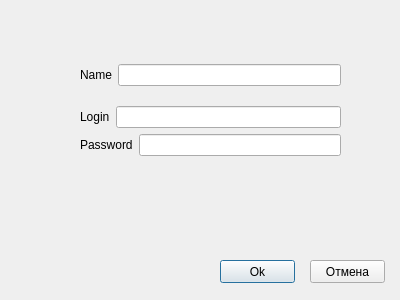
First picture: the form in registration.ui, repository UtopicUnicorn-IKIT/Kursovoy1, before the edit.
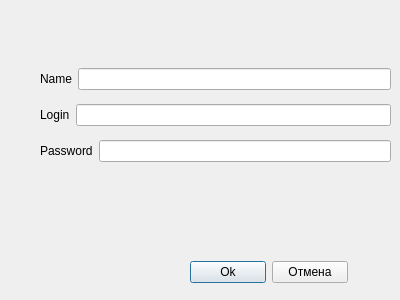
Second picture: the form after the edit.

Diff of the .ui file:
```diff
--- a/registration.ui
+++ b/registration.ui
@@ -13,73 +13,53 @@
   <property name="windowTitle">
    <string>Dialog</string>
   </property>
-  <widget class="QPushButton" name="pushButton">
+  <widget class="QWidget" name="">
    <property name="geometry">
     <rect>
-     <x>220</x>
+     <x>190</x>
      <y>260</y>
-     <width>75</width>
-     <height>23</height>
+     <width>158</width>
+     <height>25</height>
     </rect>
    </property>
+   <layout class="QHBoxLayout" name="horizontalLayout_4">
+    <item>
+     <widget class="QPushButton" name="OK">
    <property name="text">
     <string>Ok</string>
    </property>
   </widget>
-  <widget class="QPushButton" name="pushButton_2">
-   <property name="geometry">
-    <rect>
-     <x>310</x>
-     <y>260</y>
-     <width>75</width>
-     <height>23</height>
-    </rect>
-   </property>
+    </item>
+    <item>
+     <widget class="QPushButton" name="Cancle">
    <property name="text">
     <string>Отмена</string>
    </property>
   </widget>
-  <widget class="QWidget" name="layoutWidget">
+    </item>
+   </layout>
+  </widget>
+  <widget class="QWidget" name="">
    <property name="geometry">
     <rect>
-     <x>80</x>
-     <y>50</y>
-     <width>261</width>
-     <height>121</height>
+     <x>40</x>
+     <y>60</y>
+     <width>351</width>
+     <height>111</height>
     </rect>
    </property>
-   <layout class="QVBoxLayout" name="verticalLayout_2">
-    <item>
-     <layout class="QHBoxLayout" name="horizontalLayout_4">
-      <item>
-       <widget class="QLabel" name="label_4">
-        <property name="text">
-         <string>Name</string>
-        </property>
-       </widget>
-      </item>
-      <item>
-       <widget class="QLineEdit" name="Name"/>
-      </item>
-     </layout>
-    </item>
-    <item>
      <layout class="QVBoxLayout" name="verticalLayout">
       <item>
        <layout class="QHBoxLayout" name="horizontalLayout">
         <item>
          <widget class="QLabel" name="label">
           <property name="text">
-           <string>Login</string>
+         <string>Name</string>
           </property>
          </widget>
         </item>
         <item>
-         <widget class="QLineEdit" name="username">
-          <property name="echoMode">
-           <enum>QLineEdit::Normal</enum>
-          </property>
-         </widget>
+       <widget class="QLineEdit" name="Name"/>
         </item>
        </layout>
       </item>
@@ -88,6 +68,20 @@
         <item>
          <widget class="QLabel" name="label_2">
           <property name="text">
+         <string>Login</string>
+        </property>
+       </widget>
+      </item>
+      <item>
+       <widget class="QLineEdit" name="username"/>
+      </item>
+     </layout>
+    </item>
+    <item>
+     <layout class="QHBoxLayout" name="horizontalLayout_3">
+      <item>
+       <widget class="QLabel" name="label_3">
+        <property name="text">
            <string>Password</string>
           </property>
          </widget>
@@ -98,8 +92,6 @@
            <enum>QLineEdit::Password</enum>
           </property>
          </widget>
-        </item>
-       </layout>
       </item>
      </layout>
     </item>
```
Left out of the diff: 4 changed lines with no effect on the pictures. Lines whose indentation alone changed are shown as unchanged.
